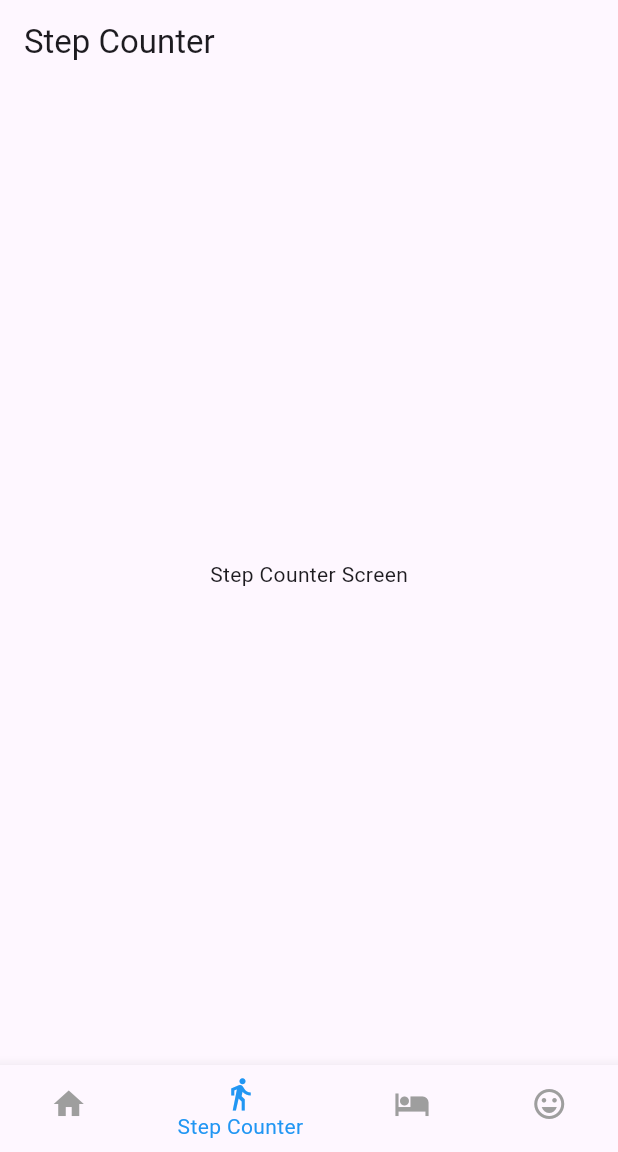
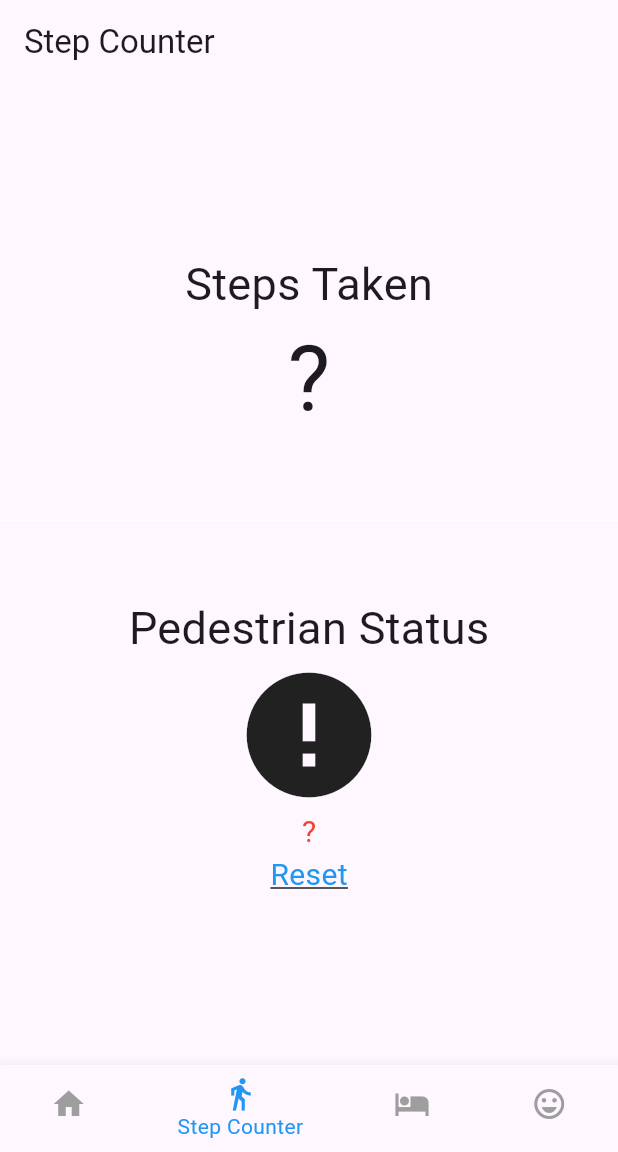
Before and after one commit to imshaaz21/Health_Companion_App, a Flutter app: the screen it shows after launch, item 2 of the bottom bar chosen, on a phone screen of 412 x 824 dp, the part 84-1236 px from its top. Run offline on Flutter 3.47's test engine with Material 3 defaults, Android fonts, the phone set to English and light mode, and no system bars.

Commit message:
step counter screen updated

```diff
--- a/lib/screens/step_counter_screen.dart
+++ b/lib/screens/step_counter_screen.dart
@@ -1,16 +1,135 @@
 import 'package:flutter/material.dart';
+import 'dart:async';
+import 'package:health_companion_app/services/pedometer.dart';
 
-class StepCounterScreen extends StatelessWidget {
+class StepCounterScreen extends StatefulWidget {
   const StepCounterScreen({super.key});
+
+  @override
+  State<StepCounterScreen> createState() => _StepCounterScreenState();
+}
+
+String formatDate(DateTime d) {
+  return d.toString().substring(0, 19);
+}
+
+class _StepCounterScreenState extends State<StepCounterScreen> {
+  late Stream<StepCount> _stepCountStream;
+  late Stream<PedestrianStatus> _pedestrianStatusStream;
+  String _status = '?', _steps = '?';
+
+  @override
+  void initState() {
+    super.initState();
+    initPlatformState();
+  }
+
+  void onStepCount(StepCount event) {
+    debugPrint(event.toString());
+    setState(() {
+      _steps = event.steps.toString();
+    });
+  }
+
+  void onPedestrianStatusChanged(PedestrianStatus event) {
+    debugPrint(event.toString());
+    setState(() {
+      _status = event.status;
+    });
+  }
+
+  void onPedestrianStatusError(error) {
+    debugPrint(error.toString());
+    setState(() {
+      _status = 'Pedestrian Status not available';
+    });
+    debugPrint(_status);
+  }
+
+  void onStepCountError(error) {
+    debugPrint('onStepCountError: $error');
+    setState(() {
+      _steps = 'Step Count not available';
+    });
+  }
+
+  void initPlatformState() {
+    _pedestrianStatusStream = Pedometer.pedestrianStatusStream;
+    _pedestrianStatusStream
+        .listen(onPedestrianStatusChanged)
+        .onError(onPedestrianStatusError);
+
+    _stepCountStream = Pedometer.stepCountStream;
+    _stepCountStream.listen(onStepCount).onError(onStepCountError);
+
+    if (!mounted) return;
+  }
 
   @override
   Widget build(BuildContext context) {
     return Scaffold(
-        appBar: AppBar(
-          title: const Text('Step Counter'),
+      appBar: AppBar(
+        title: const Text('Step Counter'),
+      ),
+      body: Center(
+        child: Column(
+          mainAxisAlignment: MainAxisAlignment.center,
+          children: <Widget>[
+            const Text(
+              'Steps Taken',
+              style: TextStyle(fontSize: 30),
+            ),
+            Text(
+              _steps,
+              style: const TextStyle(fontSize: 60),
+            ),
+            const Divider(
+              height: 100,
+              thickness: 0,
+              color: Colors.white,
+            ),
+            const Text(
+              'Pedestrian Status',
+              style: TextStyle(fontSize: 30),
+            ),
+            Icon(
+              _status == 'walking'
+                  ? Icons.directions_walk
+                  : _status == 'stopped'
+                      ? Icons.accessibility_new
+                      : Icons.error,
+              size: 100,
+            ),
+            Center(
+              child: Text(
+                _status,
+                style: _status == 'walking' || _status == 'stopped'
+                    ? const TextStyle(fontSize: 30)
+                    : const TextStyle(fontSize: 20, color: Colors.red),
+              ),
+            ),
+            Center(
+              child: GestureDetector(
+                onTap: () {
+                  setState(() {
+                    _steps = '?';
+                    _status = '?';
+                    _stepCountStream.drain();
+                  });
+                  initPlatformState();
+                },
+                child: const Text(
+                  'Reset',
+                  style: TextStyle(
+                      fontSize: 20,
+                      color: Colors.blue,
+                      decoration: TextDecoration.underline),
+                ),
+              ),
+            ),
+          ],
         ),
-        body: const Center(
-          child: Text('Step Counter Screen'),
-        ));
+      ),
+    );
   }
 }
```
